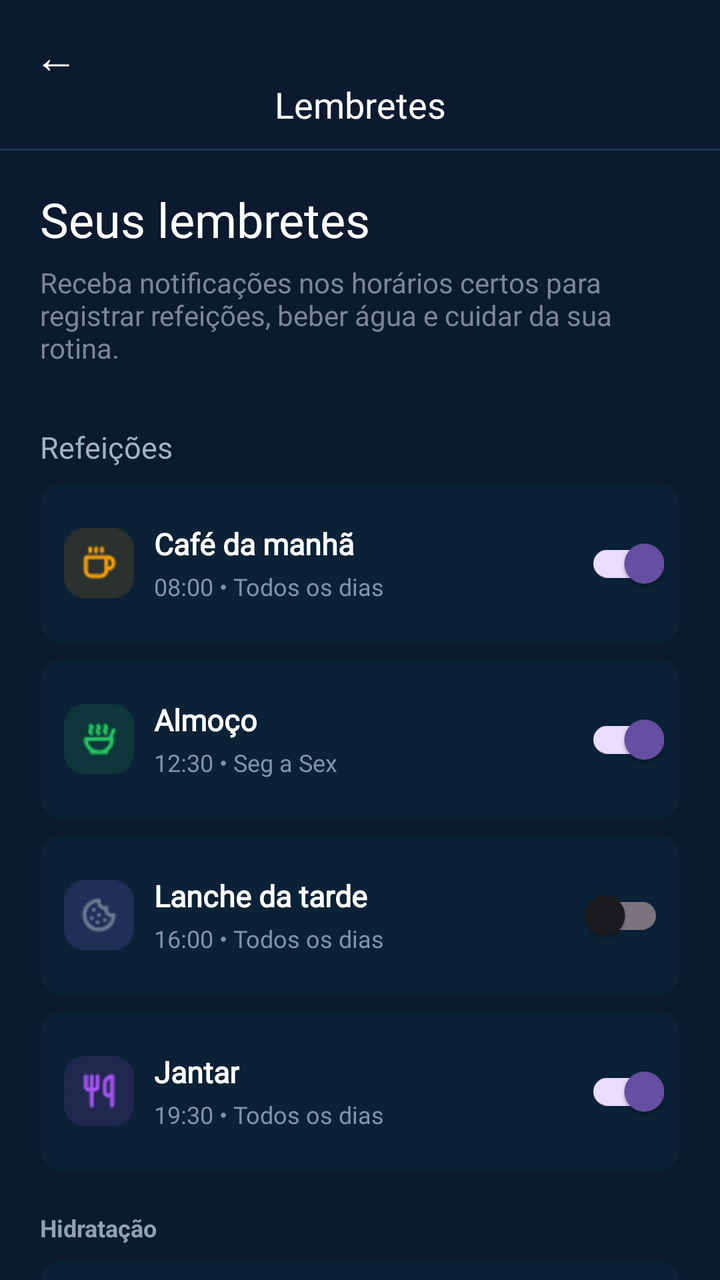
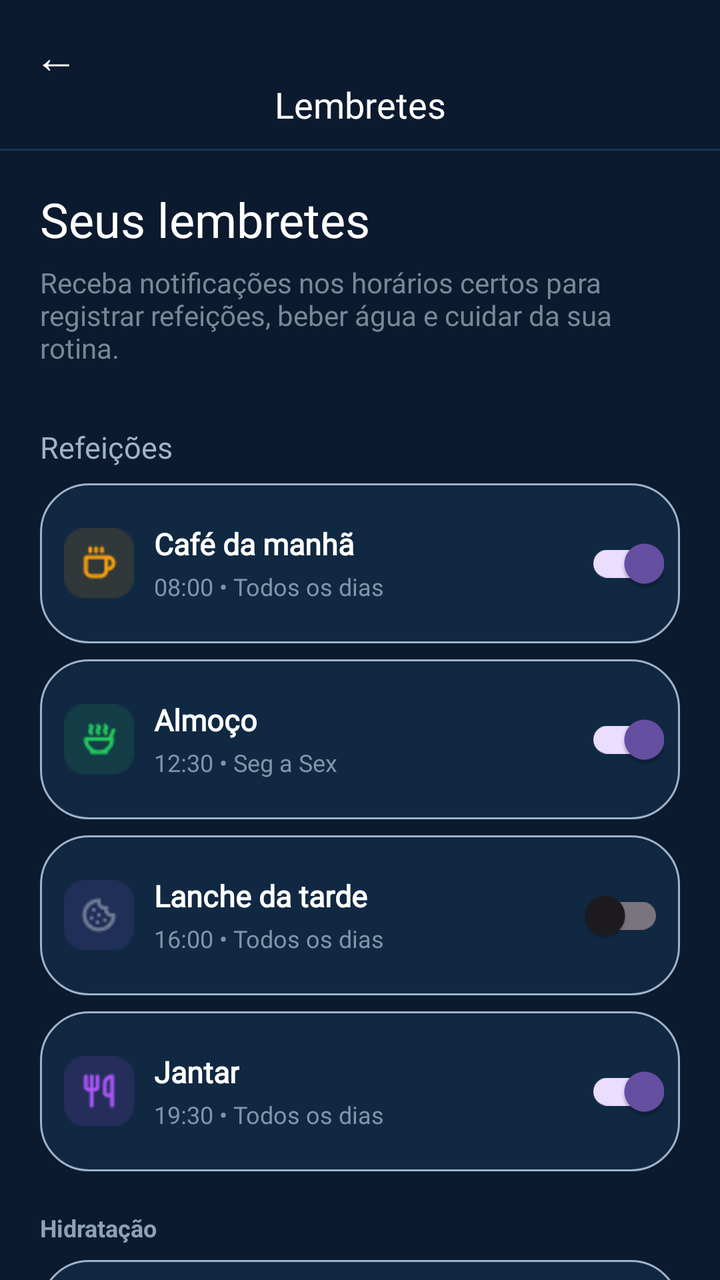

Screens rendered from an Android XML layout before and after an edit, with the pre-edit source and the edit as a unified diff.
<!-- AndroidManifest.xml: application theme Theme.VITA -->
<!-- res/layout/fragment_lembretes.xml -->
<?xml version="1.0" encoding="utf-8"?>
<androidx.constraintlayout.widget.ConstraintLayout
    xmlns:android="http://schemas.android.com/apk/res/android"
    xmlns:app="http://schemas.android.com/apk/res-auto"
    android:layout_width="match_parent"
    android:layout_height="match_parent"
    android:background="@color/blue3"
    >

    <TextView
        android:id="@+id/btnVoltar"
        android:layout_width="40dp"
        android:layout_height="40dp"
        android:text="←"
        android:textColor="#FFFFFF"
        android:textSize="22sp"
        android:gravity="center"
        android:clickable="true"
        android:focusable="true"
        app:layout_constraintStart_toStartOf="parent"
        app:layout_constraintTop_toTopOf="parent"
        android:layout_marginStart="8dp"
        android:layout_marginTop="8dp" />

    <TextView
        android:id="@+id/txtTopo"
        android:layout_width="wrap_content"
        android:layout_height="wrap_content"
        android:text="Lembretes"
        android:textColor="#FFFFFF"
        android:textSize="18sp"
        android:fontFamily="@font/inter24_semibold"
        app:layout_constraintTop_toTopOf="parent"
        app:layout_constraintStart_toStartOf="parent"
        app:layout_constraintEnd_toEndOf="parent"
        android:layout_marginTop="40dp" />

    <View
        android:id="@+id/linhaTopo"
        android:layout_width="0dp"
        android:layout_height="1dp"
        android:background="#193552"
        app:layout_constraintTop_toBottomOf="@id/txtTopo"
        app:layout_constraintStart_toStartOf="parent"
        app:layout_constraintEnd_toEndOf="parent"
        android:layout_marginTop="10dp" />

    <ScrollView
        android:id="@+id/scrollLembretes"
        android:layout_width="0dp"
        android:layout_height="0dp"
        android:fillViewport="true"
        android:scrollbars="none"
        app:layout_constraintTop_toBottomOf="@id/linhaTopo"
        app:layout_constraintBottom_toBottomOf="parent"
        app:layout_constraintStart_toStartOf="parent"
        app:layout_constraintEnd_toEndOf="parent">

        <LinearLayout
            android:layout_width="match_parent"
            android:layout_height="wrap_content"
            android:orientation="vertical"
            android:paddingStart="20dp"
            android:paddingEnd="20dp"
            android:paddingTop="18dp"
            android:paddingBottom="20dp">

            <TextView
                android:layout_width="wrap_content"
                android:layout_height="wrap_content"
                android:text="Seus lembretes"
                android:textColor="#FFFFFF"
                android:textSize="24sp"
                android:fontFamily="@font/inter24_bold" />

            <TextView
                android:id="@+id/txtDescricao"
                android:layout_width="match_parent"
                android:layout_height="wrap_content"
                android:text="Receba notificações nos horários certos para \nregistrar refeições, beber água e cuidar da sua rotina."
                android:textColor="@color/grey"
                android:fontFamily="@font/inter24_regular"
                android:textSize="14sp"
                android:layout_marginTop="6dp" />



            <TextView
                android:layout_width="wrap_content"
                android:layout_height="wrap_content"
                android:text="Refeições"
                android:textColor="@color/grey2"
                android:textSize="15sp"
                android:fontFamily="@font/inter24_semibold"
                android:layout_marginTop="30dp"
                android:layout_marginBottom="8dp" />


            <LinearLayout
                android:layout_width="match_parent"
                android:layout_height="80dp"
                android:orientation="horizontal"
                android:gravity="center_vertical"
                android:paddingStart="12dp"
                android:paddingEnd="8dp"
                android:background="@drawable/bg_icone">

                <TextView
                    android:layout_width="35dp"
                    android:layout_height="35dp"
                    android:background="@drawable/iccafe"
                    android:textSize="20sp"
                    android:gravity="center" />

                <LinearLayout
                    android:layout_width="0dp"
                    android:layout_height="wrap_content"
                    android:layout_weight="1"
                    android:orientation="vertical"
                    android:paddingStart="10dp">

                    <TextView
                        android:layout_width="wrap_content"
                        android:layout_height="wrap_content"
                        android:text="Café da manhã"
                        android:textColor="#FFFFFF"
                        android:fontFamily="@font/inter24_semibold"
                        android:textSize="15sp"
                        android:textStyle="bold" />

                    <TextView
                        android:layout_width="wrap_content"
                        android:layout_height="wrap_content"
                        android:text="08:00 • Todos os dias"
                        android:fontFamily="@font/inter24_regular"
                        android:textColor="#8195AA"
                        android:textSize="12sp"
                        android:layout_marginTop="3dp" />

                </LinearLayout>

                <androidx.appcompat.widget.SwitchCompat
                    android:layout_width="48dp"
                    android:layout_height="40dp"
                    android:checked="true" />

            </LinearLayout>
            <LinearLayout
                android:layout_width="match_parent"
                android:layout_height="80dp"
                android:orientation="horizontal"
                android:gravity="center_vertical"
                android:paddingStart="12dp"
                android:paddingEnd="8dp"
                android:layout_marginTop="8dp"
                android:background="@drawable/bg_icone">

                <TextView
                    android:layout_width="35dp"
                    android:layout_height="35dp"
                    android:background="@drawable/icalmoco"
                    android:textSize="20sp"
                    android:gravity="center" />

                <LinearLayout
                    android:layout_width="0dp"
                    android:layout_height="wrap_content"
                    android:layout_weight="1"
                    android:orientation="vertical"
                    android:paddingStart="10dp">

                    <TextView
                        android:layout_width="wrap_content"
                        android:layout_height="wrap_content"
                        android:text="Almoço"
                        android:textColor="#FFFFFF"
                        android:fontFamily="@font/inter24_semibold"
                        android:textSize="15sp"
                        android:textStyle="bold" />

                    <TextView
                        android:layout_width="wrap_content"
                        android:layout_height="wrap_content"
                        android:text="12:30 • Seg a Sex"
                        android:textColor="#8195AA"
                        android:fontFamily="@font/inter24_regular"
                        android:textSize="12sp"
                        android:layout_marginTop="3dp" />

                </LinearLayout>

                <androidx.appcompat.widget.SwitchCompat
                    android:layout_width="48dp"
                    android:layout_height="40dp"
                    android:checked="true" />

            </LinearLayout>


            <LinearLayout
                android:layout_width="match_parent"
                android:layout_height="80dp"
                android:orientation="horizontal"
                android:gravity="center_vertical"
                android:paddingStart="12dp"
                android:paddingEnd="8dp"
                android:layout_marginTop="8dp"
                android:background="@drawable/bg_icone">

                <TextView
                    android:layout_width="35dp"
                    android:layout_height="35dp"
                    android:background="@drawable/iclanche"
                    android:textColor="#8EA1B6"
                    android:textSize="24sp"
                    android:gravity="center" />

                <LinearLayout
                    android:layout_width="0dp"
                    android:layout_height="wrap_content"
                    android:layout_weight="1"
                    android:orientation="vertical"
                    android:paddingStart="10dp">

                    <TextView
                        android:layout_width="wrap_content"
                        android:layout_height="wrap_content"
                        android:text="Lanche da tarde"
                        android:textColor="#FFFFFF"
                        android:fontFamily="@font/inter24_semibold"
                        android:textSize="15sp"
                        android:textStyle="bold" />

                    <TextView
                        android:layout_width="wrap_content"
                        android:layout_height="wrap_content"
                        android:text="16:00 • Todos os dias"
                        android:textColor="#8195AA"
                        android:fontFamily="@font/inter24_regular"
                        android:textSize="12sp"
                        android:layout_marginTop="3dp" />

                </LinearLayout>

                <androidx.appcompat.widget.SwitchCompat
                    android:layout_width="48dp"
                    android:layout_height="40dp"
                    android:checked="false" />

            </LinearLayout>



            <LinearLayout
                android:layout_width="match_parent"
                android:layout_height="80dp"
                android:orientation="horizontal"
                android:gravity="center_vertical"
                android:paddingStart="12dp"
                android:paddingEnd="8dp"
                android:layout_marginTop="8dp"
                android:background="@drawable/bg_icone">

                <TextView
                    android:layout_width="35dp"
                    android:layout_height="35dp"
                    android:background="@drawable/icjantar"
                    android:textSize="20sp"
                    android:gravity="center" />

                <LinearLayout
                    android:layout_width="0dp"
                    android:layout_height="wrap_content"
                    android:layout_weight="1"
                    android:orientation="vertical"
                    android:paddingStart="10dp">

                    <TextView
                        android:layout_width="wrap_content"
                        android:layout_height="wrap_content"
                        android:text="Jantar"
                        android:textColor="#FFFFFF"
                        android:textSize="15sp"
                        android:fontFamily="@font/inter24_semibold"
                        android:textStyle="bold" />

                    <TextView
                        android:layout_width="wrap_content"
                        android:layout_height="wrap_content"
                        android:text="19:30 • Todos os dias"
                        android:textColor="#8195AA"
                        android:textSize="12sp"
                        android:fontFamily="@font/inter24_regular"
                        android:layout_marginTop="3dp" />

                </LinearLayout>

                <androidx.appcompat.widget.SwitchCompat
                    android:layout_width="48dp"
                    android:layout_height="40dp"
                    android:checked="true" />

            </LinearLayout>



            <TextView
                android:layout_width="wrap_content"
                android:layout_height="wrap_content"
                android:text="Hidratação"
                android:textColor="#8EA1B6"
                android:textSize="12sp"
                android:textStyle="bold"
                android:layout_marginTop="20dp"
                android:layout_marginBottom="8dp" />

            <LinearLayout
                android:layout_width="match_parent"
                android:layout_height="80dp"
                android:orientation="horizontal"
                android:gravity="center_vertical"
                android:paddingStart="12dp"
                android:paddingEnd="8dp"
                android:background="@drawable/bg_icone">

                <TextView
                    android:layout_width="35dp"
                    android:layout_height="35dp"
                    android:background="@drawable/icagua"
                    android:textSize="20sp"
                    android:gravity="center" />

                <LinearLayout
                    android:layout_width="0dp"
                    android:layout_height="wrap_content"
                    android:layout_weight="1"
                    android:orientation="vertical"
                    android:paddingStart="10dp">

                    <TextView
                        android:layout_width="wrap_content"
                        android:layout_height="wrap_content"
                        android:text="Beber água"
                        android:textColor="#FFFFFF"
                        android:fontFamily="@font/inter24_semibold"
                        android:textSize="15sp"
                        android:textStyle="bold" />

                    <TextView
                        android:layout_width="wrap_content"
                        android:layout_height="wrap_content"
                        android:text="A cada 2h • 08:00 - 22:00"
                        android:textColor="#8195AA"
                        android:textSize="12sp"
                        android:fontFamily="@font/inter24_regular"
                        android:layout_marginTop="3dp" />

                </LinearLayout>

                <androidx.appcompat.widget.SwitchCompat
                    android:layout_width="48dp"
                    android:layout_height="40dp"
                    android:checked="true" />

            </LinearLayout>


            <TextView
                android:layout_width="wrap_content"
                android:layout_height="wrap_content"
                android:text="Saúde e Atividade"
                android:textColor="#8EA1B6"
                android:textSize="12sp"
                android:textStyle="bold"
                android:layout_marginTop="20dp"
                android:layout_marginBottom="8dp" />



            <LinearLayout
                android:layout_width="match_parent"
                android:layout_height="80dp"
                android:orientation="horizontal"
                android:gravity="center_vertical"
                android:paddingStart="12dp"
                android:paddingEnd="8dp"
                android:background="@drawable/bg_icone">

                <TextView
                    android:layout_width="35dp"
                    android:layout_height="35dp"
                    android:background="@drawable/iclua"
                    android:textColor="#9A83E8"
                    android:textSize="25sp"
                    android:gravity="center" />

                <LinearLayout
                    android:layout_width="0dp"
                    android:layout_height="wrap_content"
                    android:layout_weight="1"
                    android:orientation="vertical"
                    android:paddingStart="10dp">

                    <TextView
                        android:layout_width="wrap_content"
                        android:layout_height="wrap_content"
                        android:text="Hora de dormir"
                        android:textColor="#FFFFFF"
                        android:fontFamily="@font/inter24_semibold"
                        android:textSize="15sp"
                        android:textStyle="bold" />

                    <TextView
                        android:layout_width="wrap_content"
                        android:layout_height="wrap_content"
                        android:text="22:30 • Todos os dias"
                        android:textColor="#8195AA"
                        android:fontFamily="@font/inter24_regular"
                        android:textSize="12sp"
                        android:layout_marginTop="3dp" />

                </LinearLayout>

                <androidx.appcompat.widget.SwitchCompat
                    android:layout_width="48dp"
                    android:layout_height="40dp"
                    android:checked="true" />

            </LinearLayout>

        </LinearLayout>

    </ScrollView>

</androidx.constraintlayout.widget.ConstraintLayout>
<!-- resources referenced by this layout -->
<resources>
  <color name="blue3">#0B1A2E</color>
  <color name="grey">#798797</color>
  <color name="grey2">#9FB3C8</color>
  <!-- drawable bg_icone (drawable) -->
  <?xml version="1.0" encoding="utf-8"?>
  <shape xmlns:android="http://schemas.android.com/apk/res/android"
      android:shape="rectangle">
      <solid android:color="@color/color_ic"/>
      <corners android:radius="12dp" />
  </shape>
  <!-- drawable icagua: png bitmap (drawable, 990 bytes) -->
  <!-- drawable icalmoco: png bitmap (drawable, 1145 bytes) -->
  <!-- drawable iccafe: png bitmap (drawable, 1036 bytes) -->
  <!-- drawable icjantar: png bitmap (drawable, 1014 bytes) -->
  <!-- drawable iclanche: png bitmap (drawable, 1249 bytes) -->
  <!-- drawable iclua: png bitmap (drawable, 1077 bytes) -->
  <style name="Theme.VITA" parent="Base.Theme.VITA" />
  <color name="color_ic">#80FFFFF</color>
  <style name="Base.Theme.VITA" parent="Theme.Material3.DayNight.NoActionBar">
          
          
      </style>
</resources>

<!-- the commit's change to res/layout/fragment_lembretes.xml (unified diff, before → after) -->
@@ -103,7 +103,7 @@
                 android:gravity="center_vertical"
                 android:paddingStart="12dp"
                 android:paddingEnd="8dp"
-                android:background="@drawable/bg_icone">
+                android:background="@drawable/bg_search_input">
 
                 <TextView
                     android:layout_width="35dp"
@@ -153,7 +153,7 @@
                 android:paddingStart="12dp"
                 android:paddingEnd="8dp"
                 android:layout_marginTop="8dp"
-                android:background="@drawable/bg_icone">
+                android:background="@drawable/bg_search_input">
 
                 <TextView
                     android:layout_width="35dp"
@@ -205,7 +205,7 @@
                 android:paddingStart="12dp"
                 android:paddingEnd="8dp"
                 android:layout_marginTop="8dp"
-                android:background="@drawable/bg_icone">
+                android:background="@drawable/bg_search_input">
 
                 <TextView
                     android:layout_width="35dp"
@@ -259,7 +259,7 @@
                 android:paddingStart="12dp"
                 android:paddingEnd="8dp"
                 android:layout_marginTop="8dp"
-                android:background="@drawable/bg_icone">
+                android:background="@drawable/bg_search_input">
 
                 <TextView
                     android:layout_width="35dp"
@@ -321,7 +321,7 @@
                 android:gravity="center_vertical"
                 android:paddingStart="12dp"
                 android:paddingEnd="8dp"
-                android:background="@drawable/bg_icone">
+                android:background="@drawable/bg_search_input">
 
                 <TextView
                     android:layout_width="35dp"
@@ -384,7 +384,7 @@
                 android:gravity="center_vertical"
                 android:paddingStart="12dp"
                 android:paddingEnd="8dp"
-                android:background="@drawable/bg_icone">
+                android:background="@drawable/bg_search_input">
 
                 <TextView
                     android:layout_width="35dp"
<!-- resource entries referenced after the edit -->
@@ -3,12 +3,12 @@
   <color name="blue3">#0B1A2E</color>
   <color name="grey">#798797</color>
   <color name="grey2">#9FB3C8</color>
-  <!-- drawable bg_icone (drawable) -->
+  <!-- drawable bg_search_input (drawable) -->
   <?xml version="1.0" encoding="utf-8"?>
-  <shape xmlns:android="http://schemas.android.com/apk/res/android"
-      android:shape="rectangle">
-      <solid android:color="@color/color_ic"/>
-      <corners android:radius="12dp" />
+  <shape xmlns:android="http://schemas.android.com/apk/res/android">
+      <solid android:color="@color/blue4" />
+      <corners android:radius="24dp" />
+      <stroke android:width="1dp" android:color="@color/grey2" />
   </shape>
   <!-- drawable icagua: png bitmap (drawable, 990 bytes) -->
   <!-- drawable icalmoco: png bitmap (drawable, 1145 bytes) -->
@@ -17,7 +17,7 @@
   <!-- drawable iclanche: png bitmap (drawable, 1249 bytes) -->
   <!-- drawable iclua: png bitmap (drawable, 1077 bytes) -->
   <style name="Theme.VITA" parent="Base.Theme.VITA" />
-  <color name="color_ic">#80FFFFF</color>
+  <color name="blue4">#112842</color>
   <style name="Base.Theme.VITA" parent="Theme.Material3.DayNight.NoActionBar">
           
           
